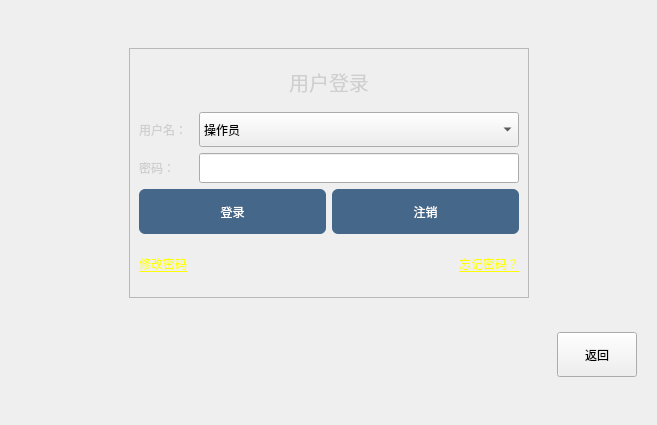
Above: login/userdlg.ui from DREAM251/WaterMonitoring before the change. Below: the same form after it.
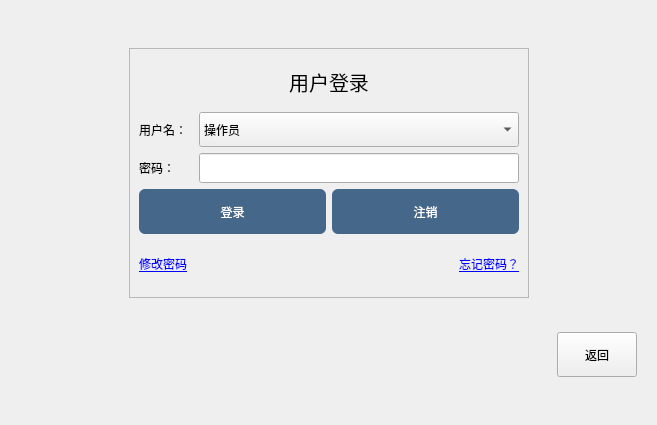
That is the form after the change.

What changed in the file:
```diff
--- a/login/userdlg.ui
+++ b/login/userdlg.ui
@@ -74,10 +74,7 @@
 {
     background-color: rgb(0, 85, 255);
 }
-
-QLabel{
-    color: #CFCFCF;
-}</string>
+</string>
            </property>
            <property name="frameShape">
             <enum>QFrame::StyledPanel</enum>
@@ -156,14 +153,14 @@
               <item>
                <widget class="QLabel" name="lbChangePW">
                 <property name="text">
-                 <string>&lt;a href=forget password style=&quot;color:rgb(255,255,0)&quot;&gt;修改密码&lt;a&gt;</string>
+                 <string>&lt;a href=forget password style=&quot;color:rgb(0,0,255)&quot;&gt;修改密码&lt;a&gt;</string>
                 </property>
                </widget>
               </item>
               <item>
                <widget class="QLabel" name="lbForgetPW">
                 <property name="text">
-                 <string>&lt;a href=forget password style=&quot;color:rgb(255,255,0)&quot;&gt;忘记密码？&lt;a&gt;</string>
+                 <string>&lt;a href=forget password style=&quot;color:rgb(0,0,255)&quot;&gt;忘记密码？&lt;a&gt;</string>
                 </property>
                 <property name="alignment">
                  <set>Qt::AlignRight|Qt::AlignTrailing|Qt::AlignVCenter</set>
```
